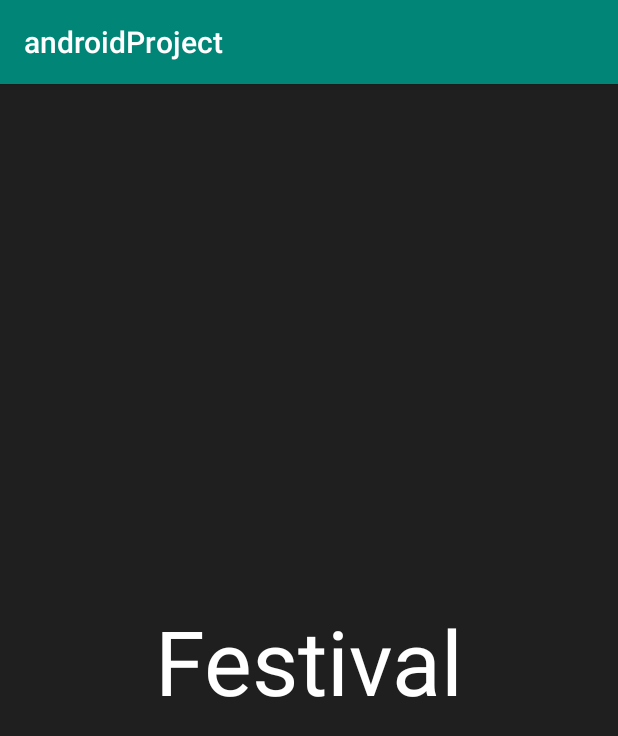
After one commit to whale14/daelimProject, an Android app: the IntroActivity screen opened directly, with no data from a screen before it, on a phone screen of 412 x 824 dp. The commit adds this screen. Shown: the top 736 px of the screen. Run offline under Robolectric (Android 15) with nearby library versions, the phone set to English and light mode, and no system bars.

Commit message:
Intro 껍데기만 생성

```diff
--- a/app/src/main/AndroidManifest.xml
+++ b/app/src/main/AndroidManifest.xml
@@ -9,6 +9,7 @@
         android:roundIcon="@mipmap/ic_launcher_round"
         android:supportsRtl="true"
         android:theme="@style/AppTheme">
+        <activity android:name=".IntroActivity"></activity>
         <activity android:name=".MainActivity">
             <intent-filter>
                 <action android:name="android.intent.action.MAIN" />
--- /dev/null
+++ b/app/src/main/java/com/androidproject/IntroActivity.java
@@ -0,0 +1,23 @@
+package com.androidproject;
+
+import android.content.Intent;
+import android.os.Handler;
+import android.support.v7.app.AppCompatActivity;
+import android.os.Bundle;
+
+public class IntroActivity extends AppCompatActivity {
+
+    @Override
+    protected void onCreate(Bundle savedInstanceState) {
+        super.onCreate(savedInstanceState);
+        setContentView(R.layout.activity_intro);
+
+        Handler h = new Handler();
+        h.postDelayed(new Runnable() {
+            @Override
+            public void run() {
+                startActivity(new Intent(getApplicationContext(), MainActivity.class));
+            }
+        }, 2000);
+    }
+}
--- /dev/null
+++ b/app/src/main/res/layout/activity_intro.xml
@@ -0,0 +1,28 @@
+<?xml version="1.0" encoding="utf-8"?>
+<android.support.constraint.ConstraintLayout xmlns:android="http://schemas.android.com/apk/res/android"
+    xmlns:app="http://schemas.android.com/apk/res-auto"
+    xmlns:tools="http://schemas.android.com/tools"
+    android:layout_width="match_parent"
+    android:layout_height="match_parent"
+    android:background="@color/dark"
+    tools:context=".IntroActivity">
+
+    <TextView
+        android:id="@+id/textView"
+        android:textSize="60dp"
+        android:layout_width="wrap_content"
+        android:layout_height="wrap_content"
+        android:layout_marginStart="8dp"
+        android:layout_marginLeft="8dp"
+        android:layout_marginTop="8dp"
+        android:layout_marginEnd="8dp"
+        android:layout_marginRight="8dp"
+        android:layout_marginBottom="8dp"
+        android:text="Festival"
+        android:textColor="@color/common_google_signin_btn_text_dark_default"
+        android:textColorLink="@color/colorAccent"
+        app:layout_constraintBottom_toBottomOf="parent"
+        app:layout_constraintEnd_toEndOf="parent"
+        app:layout_constraintStart_toStartOf="parent"
+        app:layout_constraintTop_toTopOf="parent" />
+</android.support.constraint.ConstraintLayout>
--- a/app/src/main/res/values/colors.xml
+++ b/app/src/main/res/values/colors.xml
@@ -3,4 +3,6 @@
     <color name="colorPrimary">#008577</color>
     <color name="colorPrimaryDark">#00574B</color>
     <color name="colorAccent">#D81B60</color>
+    <color name="dark">#1f1f1f</color>
+
 </resources>
```
Also changed, not shown: app/src/main/java/com/androidproject/MainActivity.java (+0 -30 lines), app/src/main/res/layout/activity_main.xml (+1 -45 lines).
